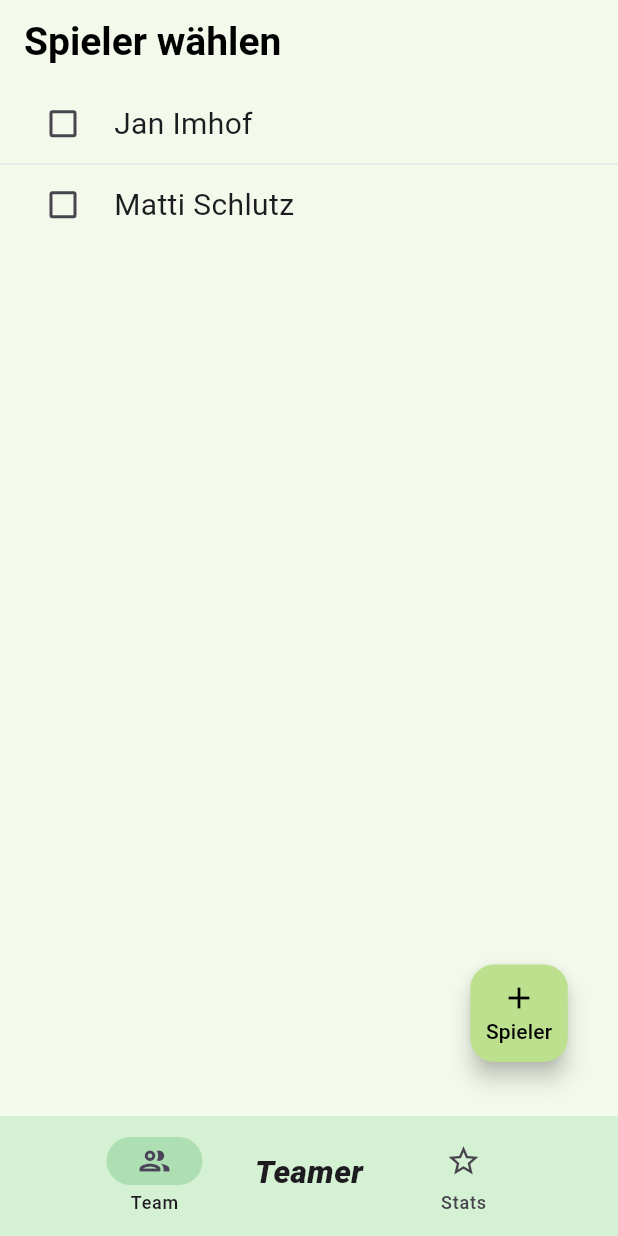
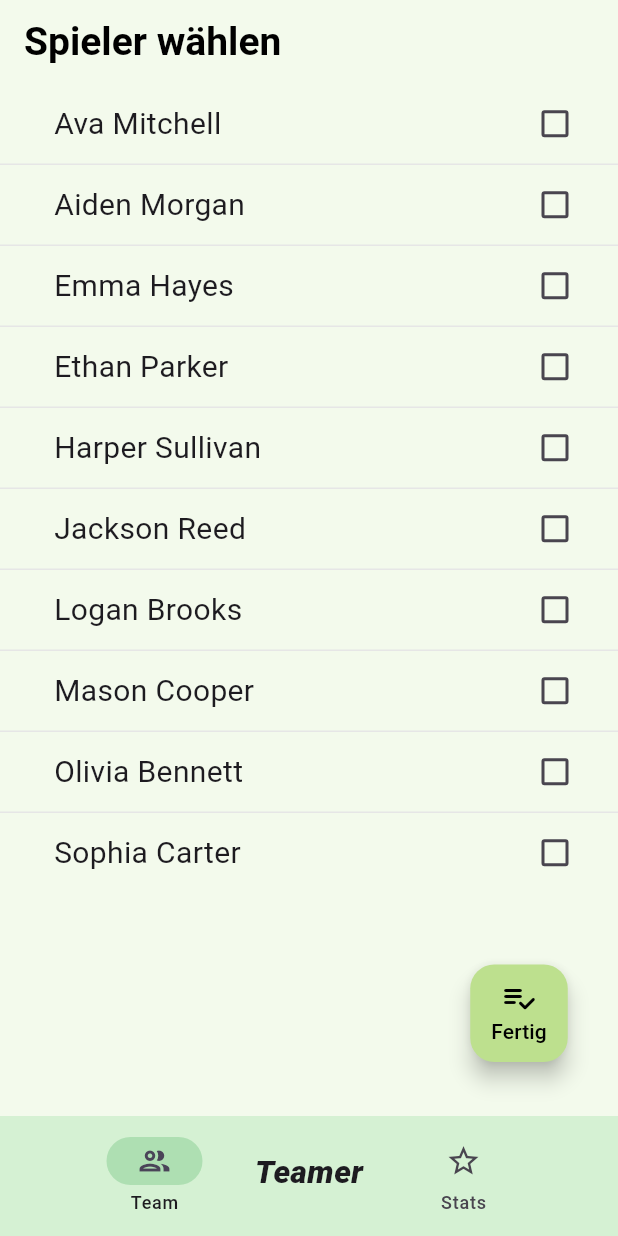
Before and after one commit to fohmij/teamer_flutter, a Flutter app: the screen it shows after launch, on a phone screen of 412 x 824 dp. Run offline on Flutter 3.47's test engine with Material 3 defaults, Android fonts, the phone set to English and light mode, and no system bars; drawn by our look-alikes of flutter_slidable.

Commit message:
Daily commit

```diff
--- a/lib/main.dart
+++ b/lib/main.dart
@@ -1,6 +1,7 @@
 import 'package:flutter/material.dart';
 import 'package:flutter/services.dart';
 import 'package:teamer/pages/home_page.dart';
+import 'package:teamer/pages/event_page.dart';
 
 void main() {
   WidgetsFlutterBinding.ensureInitialized();
@@ -23,6 +24,9 @@ class MyApp extends StatelessWidget {
        return MaterialApp(
         debugShowCheckedModeBanner: false,
         home: HomePage(),
+        routes: {
+          '/eventpage': (context) => EventPage(),
+        },
       );
   }
 }
--- a/lib/pages/home_page.dart
+++ b/lib/pages/home_page.dart
@@ -1,6 +1,6 @@
 import 'package:flutter/material.dart';
 import 'package:teamer/pages/team_page.dart';
-import 'package:teamer/pages/event_page.dart';
+import 'package:teamer/pages/stats_page.dart';
 
 class HomePage extends StatefulWidget {
   HomePage({super.key});
@@ -42,7 +42,7 @@ class _HomePageState extends State<HomePage> {
         ),
         body: [
           TeamPage(),
-          EventPage(),
+          StatsPage(),
         ][currentPageIndex],
         extendBody: true,
         bottomNavigationBar: Stack(children: <Widget>[
--- a/lib/pages/team_page.dart
+++ b/lib/pages/team_page.dart
@@ -11,8 +11,16 @@ class TeamPage extends StatefulWidget {
 class _TeamPageState extends State<TeamPage> {
   final _controller = TextEditingController();
   List players = [
-    ['Jan Imhof', false],
-    ['Matti Schlutz', false],
+    ['Ava Mitchell', false],
+    ['Aiden Morgan', false],
+    ['Emma Hayes', false],
+    ['Ethan Parker', false],
+    ['Harper Sullivan', false],
+    ['Jackson Reed', false],
+    ['Logan Brooks', false],
+    ['Mason Cooper', false],
+    ['Olivia Bennett', false],
+    ['Sophia Carter', false],
   ];
 
   void checkBoxChanged(int index) {
@@ -40,25 +48,6 @@ class _TeamPageState extends State<TeamPage> {
       players.removeAt(index);
     });
   }
-
-  void openDialog() => showDialog(
-        context: context,
-        builder: (context) => AlertDialog(
-          alignment: Alignment.bottomCenter,
-          shape: RoundedRectangleBorder(
-              borderRadius: BorderRadius.all(Radius.zero)),
-          content: Builder(builder: (context) {
-            var width = MediaQuery.of(context).size.width;
-            return SizedBox(
-              width: width,
-              child: TextField(
-                decoration:
-                    InputDecoration(hintText: 'Spielername eingeben ...'),
-              ),
-            );
-          }),
-        ),
-      );
 
   @override
   Widget build(BuildContext context) {
@@ -93,10 +82,10 @@ class _TeamPageState extends State<TeamPage> {
             child: FloatingActionButton(
               foregroundColor: const Color.fromARGB(255, 0, 0, 0),
               backgroundColor: const Color.fromARGB(255, 189, 224, 142),
-              onPressed: openDialog,
+              onPressed: null,
               child: Column(
                 mainAxisAlignment: MainAxisAlignment.center,
-                children: [Icon(Icons.add), Text('Spieler')],
+                children: [Icon(Icons.playlist_add_check_rounded), Text('Fertig')],
               ),
             ),
           ),
--- a/lib/utils/players_list.dart
+++ b/lib/utils/players_list.dart
@@ -1,8 +1,7 @@
 import 'package:flutter/material.dart';
-import 'package:flutter/rendering.dart';
 import 'package:flutter_slidable/flutter_slidable.dart';
 
-class PlayersList extends StatelessWidget {
+class PlayersList extends StatefulWidget {
   const PlayersList({
     super.key,
     required this.playersName,
@@ -17,21 +16,40 @@ class PlayersList extends StatelessWidget {
   final Function(BuildContext)? deleteFunction;
 
   @override
+  _PlayersListState createState() => _PlayersListState();
+}
+
+class _PlayersListState extends State<PlayersList> {
+  late bool playerSelected;
+
+  @override
+  void initState() {
+    super.initState();
+    playerSelected = widget.playerSelected;
+  }
+
+  void toggleCheckbox() {
+    setState(() {
+      playerSelected = !playerSelected;
+    });
+    widget.onChanged?.call(playerSelected); // Benachrichtige den Elternteil über die Änderung
+  }
+
+  @override
   Widget build(BuildContext context) {
     return Container(
       color: playerSelected ? Color.fromARGB(255, 213, 221, 205) : Color.fromARGB(255, 243, 250, 236),
-      child: Container(
-        width: 10,
       child: Slidable(
         startActionPane: ActionPane(
           extentRatio: 0.2,
           motion: StretchMotion(),
           children: [
             SlidableAction(
-                backgroundColor: Color.fromARGB(255, 236, 152, 130),
-                onPressed: deleteFunction,
+              backgroundColor: Color.fromARGB(255, 240, 73, 31),
+              onPressed: widget.deleteFunction,
               icon: Icons.delete,
               borderRadius: BorderRadius.circular(7),
+              foregroundColor: Colors.white,
             ),
           ],
         ),
@@ -40,41 +58,60 @@ class PlayersList extends StatelessWidget {
           motion: StretchMotion(),
           children: [
             SlidableAction(
-                backgroundColor: Color.fromARGB(255, 236, 152, 130),
-                onPressed: deleteFunction,
+              backgroundColor: Color.fromARGB(255, 253, 64, 64),
+              onPressed: widget.deleteFunction,
               icon: Icons.delete,
               borderRadius: BorderRadius.circular(7),
+              foregroundColor: Colors.white,
             ),
           ],
         ),
-          child: Padding(
+        child: Stack(
+          children: [
+            Padding(
               padding: const EdgeInsets.symmetric(
                 horizontal: 22.0,
                 vertical: 12.0,
               ),
               child: Row(
                 children: [
+                  Padding(
+                    padding: const EdgeInsets.only(left: 14.0),
+                    child: Text(
+                      widget.playersName,
+                      style: TextStyle(
+                        fontSize: 20,
+                      ),
+                    ),
+                  ),
+                  Spacer(),
                   SizedBox(
                     width: 40,  // Breite der Checkbox
                     height: 26, // Höhe der Checkbox
                     child: Checkbox(
                       value: playerSelected,
-                          onChanged: onChanged,
-                          activeColor: Colors.green
-                        ),
-                      ),
-                      Padding(
-                        padding: const EdgeInsets.only(left: 14.0),
-                        child: Text(
-                          playersName,
-                          style: TextStyle(
-                            fontSize: 20,
-                          ),
+                      onChanged: widget.onChanged,
+                      activeColor: Colors.green,
                     ),
                   ),
                 ],
               ),
             ),
+            // Button, um die Checkbox zu toggeln
+            Positioned.fill(
+              child: TextButton(
+                onPressed: toggleCheckbox,
+                style: ButtonStyle(
+                  shape: WidgetStateProperty.all<OutlinedBorder>(
+                    RoundedRectangleBorder(
+                      borderRadius: BorderRadius.zero,
+                    ),
+                  ),
+                ),
+                child: SizedBox.shrink(), // Der Button ist unsichtbar, aber noch klickbar
+              ),
+            ),
+          ],
         ),
       ),
     );
--- a/pubspec.yaml
+++ b/pubspec.yaml
@@ -15,6 +15,7 @@ dependencies:
   english_words: ^4.0.0
   provider: ^6.0.0
   flutter_slidable: ^3.1.2
+  url_launcher: ^6.1.8
 
 dev_dependencies:
   flutter_test:
@@ -34,3 +35,4 @@ flutter:
     - assets/icon/icon.png
     - assets/pictures/spotzentrum_am_hubland_wuerzburg_ai.png
     - assets/pictures/Street_Floorball.jpg
+    - assets/pictures/street_floorball_logo.png
```
Also changed, not shown: lib/pages/event_page.dart (+53 -87 lines), lib/pages/stats_page.dart (added, +127 -0 lines), assets/pictures/street_floorball_logo.png (added), pubspec.lock, 6 other files. Lines whose indentation alone changed are shown as unchanged.
